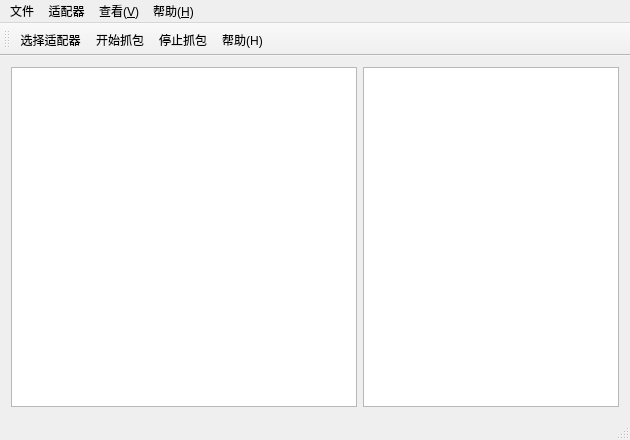
Before: the Qt Designer form sniffer.ui in TcpIpGroup/sniffer, drawn with Qt 5.
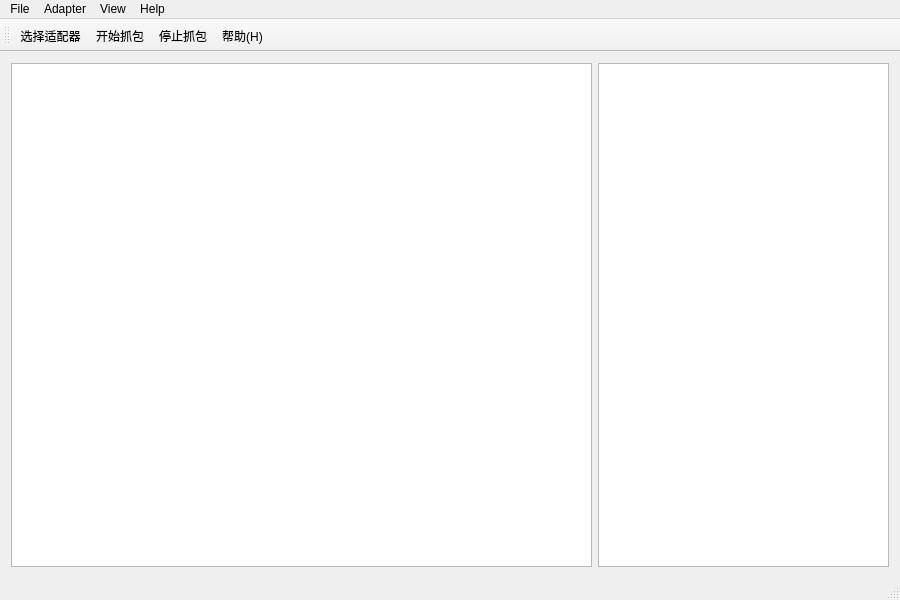
After: the same form once the commit is applied. Icons and pictures are not drawn.

Diff of the .ui file:
```diff
--- a/sniffer.ui
+++ b/sniffer.ui
@@ -6,15 +6,21 @@
    <rect>
     <x>0</x>
     <y>0</y>
-    <width>630</width>
-    <height>440</height>
+    <width>900</width>
+    <height>600</height>
    </rect>
   </property>
+  <property name="minimumSize">
+   <size>
+    <width>900</width>
+    <height>600</height>
+   </size>
+  </property>
   <property name="windowTitle">
    <string>Sniffer</string>
   </property>
   <widget class="QWidget" name="centralWidget">
-   <layout class="QGridLayout" name="gridLayout" columnstretch="1,0" columnminimumwidth="0,0">
+   <layout class="QGridLayout" name="gridLayout" columnstretch="2,1" columnminimumwidth="0,1">
     <item row="0" column="0">
      <widget class="QTableView" name="tableViewPackage"/>
     </item>
@@ -28,13 +34,13 @@
     <rect>
      <x>0</x>
      <y>0</y>
-     <width>630</width>
+     <width>900</width>
      <height>23</height>
     </rect>
    </property>
    <widget class="QMenu" name="menuFile">
     <property name="title">
-     <string>文件</string>
+     <string>File</string>
     </property>
     <addaction name="actionExit"/>
     <addaction name="actionMenuStart"/>
@@ -42,19 +48,19 @@
    </widget>
    <widget class="QMenu" name="menuAdapter">
     <property name="title">
-     <string>适配器</string>
+     <string>Adapter</string>
     </property>
     <addaction name="actionMenuSelectAdapter"/>
    </widget>
    <widget class="QMenu" name="menuView">
     <property name="title">
-     <string>查看(&amp;V)</string>
+     <string>View</string>
     </property>
     <addaction name="actionView"/>
    </widget>
    <widget class="QMenu" name="menuHelp">
     <property name="title">
-     <string>帮助(&amp;H)</string>
+     <string>Help</string>
     </property>
     <addaction name="actionMenuHelp"/>
    </widget>
```
Left out of the diff: 12 changed lines with no effect on the pictures.
